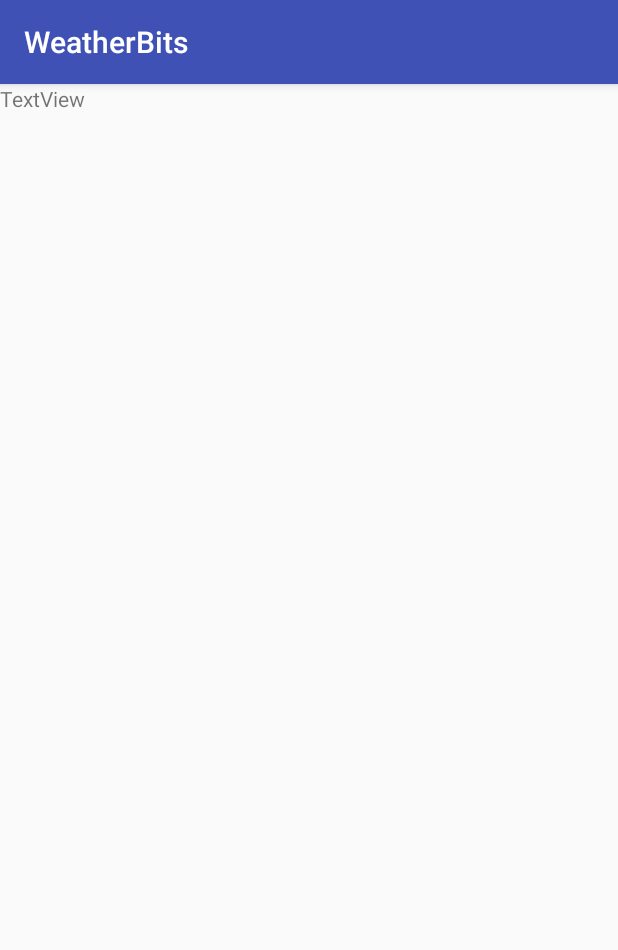
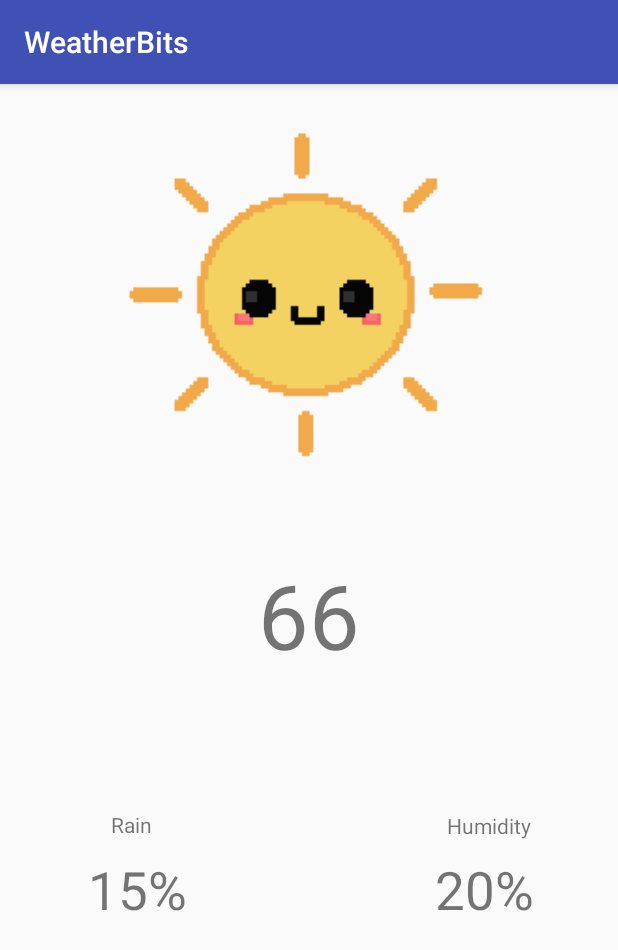
Before and after one commit to SmugBirdStudios/WeatherBits, an Android app: the screen it shows after launch (MainActivity), on a phone screen of 412 x 824 dp. Shown: the top 950 px of the screen. Run offline under Robolectric (Android 15) with nearby library versions, the phone set to English and light mode, and no system bars; our stand-ins replace ButterKnife.

Commit message:
Edit UI and add gif functionality

```diff
--- a/app/build.gradle
+++ b/app/build.gradle
@@ -32,4 +32,6 @@ dependencies {
     compile 'com.squareup.okhttp3:okhttp:3.8.0'
     compile 'com.jakewharton:butterknife:8.6.0'
     annotationProcessor 'com.jakewharton:butterknife-compiler:8.6.0'
+
+    compile 'pl.droidsonroids.gif:android-gif-drawable:1.1.+'
 }
--- a/app/src/main/java/com/example/tayler/weatherbits/MainActivity.java
+++ b/app/src/main/java/com/example/tayler/weatherbits/MainActivity.java
@@ -6,6 +6,7 @@ import android.net.NetworkInfo;
 import android.support.v7.app.AppCompatActivity;
 import android.os.Bundle;
 import android.util.Log;
+import android.widget.ImageView;
 import android.widget.TextView;
 import android.widget.Toast;
 
@@ -26,7 +27,9 @@ import static android.widget.Toast.makeText;
 
 public class MainActivity extends AppCompatActivity {
 
-    @BindView(R.id.textView) TextView textView;
+    @BindView(R.id.weatherIcon) ImageView weatherIcon;
+
+
 
     private static final String DARK_SKY_KEY = BuildConfig.DARK_SKY_KEY;
     public static final String TAG = MainActivity.class.getSimpleName();
--- a/app/src/main/res/layout/activity_main.xml
+++ b/app/src/main/res/layout/activity_main.xml
@@ -1,16 +1,99 @@
 <?xml version="1.0" encoding="utf-8"?>
-<android.support.constraint.ConstraintLayout xmlns:android="http://schemas.android.com/apk/res/android"
+<android.support.constraint.ConstraintLayout
+    xmlns:android="http://schemas.android.com/apk/res/android"
     xmlns:app="http://schemas.android.com/apk/res-auto"
     xmlns:tools="http://schemas.android.com/tools"
     android:layout_width="match_parent"
     android:layout_height="match_parent"
-    tools:context="com.example.tayler.weatherbits.MainActivity">
+    tools:context="com.example.tayler.weatherbits.MainActivity"
+    tools:layout_editor_absoluteY="81dp"
+    tools:layout_editor_absoluteX="0dp">
+
+    <pl.droidsonroids.gif.GifImageView
+        android:id="@+id/weatherIcon"
+        android:layout_width="250dp"
+        android:layout_height="250dp"
+        android:layout_marginLeft="8dp"
+        android:layout_marginRight="8dp"
+        android:layout_marginTop="8dp"
+        android:background="@drawable/clear_day"
+        app:layout_constraintLeft_toLeftOf="parent"
+        app:layout_constraintRight_toRightOf="parent"
+        app:layout_constraintTop_toTopOf="parent"/>
 
     <TextView
-        android:id="@+id/textView"
+        android:id="@+id/degrees"
         android:layout_width="wrap_content"
         android:layout_height="wrap_content"
-        android:text="TextView"
-        tools:layout_editor_absoluteX="152dp"
-        tools:layout_editor_absoluteY="208dp" />
+        android:layout_marginBottom="8dp"
+        android:layout_marginTop="8dp"
+        android:text="66"
+        android:textSize="60sp"
+        app:layout_constraintBottom_toBottomOf="parent"
+        app:layout_constraintTop_toBottomOf="@+id/weatherIcon"
+        app:layout_constraintVertical_bias="0.114"
+        android:layout_marginLeft="8dp"
+        app:layout_constraintLeft_toLeftOf="parent"
+        android:layout_marginRight="8dp"
+        app:layout_constraintRight_toRightOf="parent"/>
+
+    <TextView
+        android:id="@+id/precipChance"
+        android:layout_width="wrap_content"
+        android:layout_height="wrap_content"
+        android:layout_marginBottom="8dp"
+        android:layout_marginTop="8dp"
+        android:text="15%"
+        android:textSize="35sp"
+        app:layout_constraintBottom_toBottomOf="parent"
+        app:layout_constraintTop_toBottomOf="@+id/weatherIcon"
+        app:layout_constraintVertical_bias="0.553"
+        android:layout_marginLeft="8dp"
+        app:layout_constraintLeft_toLeftOf="parent"
+        app:layout_constraintRight_toLeftOf="@+id/degrees"
+        android:layout_marginRight="8dp"
+        app:layout_constraintHorizontal_bias="0.564"/>
+
+    <TextView
+        android:id="@+id/humidity"
+        android:layout_width="wrap_content"
+        android:layout_height="wrap_content"
+        android:layout_marginBottom="8dp"
+        android:layout_marginLeft="8dp"
+        android:layout_marginRight="8dp"
+        android:layout_marginTop="8dp"
+        android:text="20%"
+        android:textSize="35sp"
+        app:layout_constraintBottom_toBottomOf="parent"
+        app:layout_constraintHorizontal_bias="0.467"
+        app:layout_constraintLeft_toRightOf="@+id/degrees"
+        app:layout_constraintRight_toRightOf="parent"
+        app:layout_constraintTop_toBottomOf="@+id/weatherIcon"
+        app:layout_constraintVertical_bias="0.553"/>
+
+    <TextView
+        android:id="@+id/textView4"
+        android:layout_width="wrap_content"
+        android:layout_height="wrap_content"
+        android:layout_marginBottom="10dp"
+        android:layout_marginLeft="8dp"
+        android:layout_marginRight="8dp"
+        android:text="Rain"
+        app:layout_constraintBottom_toTopOf="@+id/precipChance"
+        app:layout_constraintHorizontal_bias="0.318"
+        app:layout_constraintLeft_toLeftOf="@+id/precipChance"
+        app:layout_constraintRight_toRightOf="@+id/precipChance"/>
+
+    <TextView
+        android:id="@+id/textView5"
+        android:layout_width="wrap_content"
+        android:layout_height="wrap_content"
+        android:layout_marginBottom="9dp"
+        android:layout_marginLeft="8dp"
+        android:layout_marginRight="8dp"
+        android:text="Humidity"
+        app:layout_constraintBottom_toTopOf="@+id/humidity"
+        app:layout_constraintHorizontal_bias="0.0"
+        app:layout_constraintLeft_toLeftOf="@+id/humidity"
+        app:layout_constraintRight_toRightOf="@+id/humidity"/>
 </android.support.constraint.ConstraintLayout>
```
Also changed, not shown: app/src/main/res/drawable/clear_day.gif (added), app/src/main/res/drawable/clear_night.gif (added), app/src/main/res/drawable/rain.gif (added).
